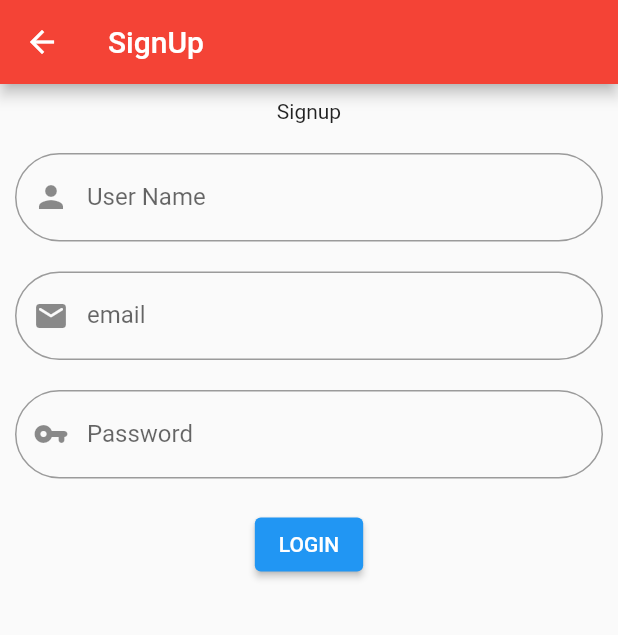
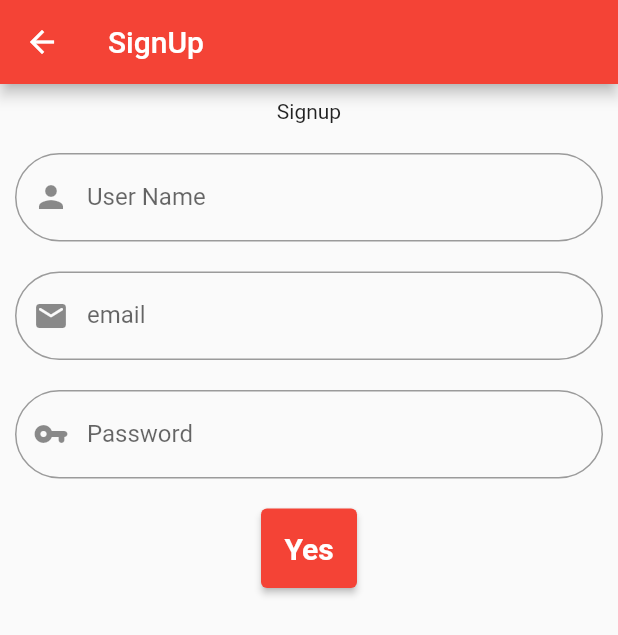
Before and after one commit to GeekMind00/Randomly, a Flutter app: the screen it shows after launch, after a tap on "Sign Up", on a phone screen of 412 x 824 dp. Shown: the top 635 px of the screen. Run offline on Flutter 3.47's test engine with Material 2 defaults, Android fonts, the phone set to English and light mode, and no system bars.

Commit message:
btn class

```diff
--- a/razan/lib/components/button.dart
+++ b/razan/lib/components/button.dart
@@ -1,20 +1,31 @@
+
+
+
 import 'package:flutter/material.dart';
+import 'package:flutter/widgets.dart';
 
 class Button extends StatelessWidget {
-  /* const Button({
-    Key key,
-    this.text,
-    //this.press,
-  }) : super(key: key);
+
   final String text;
-  final Function press; */
+  final Function press;
+  const Button(this.text , this.press);
+
   @override
   Widget build(BuildContext context) {
-    return Container(
-      child: ElevatedButton(
-        onPressed: (){},
-        child: Text("LOGIN"),
-      ),
-    );
+
+    return ElevatedButton(
+      onPressed: (){},
+      child: Text(text),
+      style: ElevatedButton.styleFrom(
+        primary: Colors.red,
+        padding: EdgeInsetsDirectional.all(15),
+        textStyle: TextStyle(
+          fontSize: 20,
+          fontWeight: FontWeight.bold
+        )
+      )
+
+      );
   }
+
 }
--- a/razan/lib/components/inputtext.dart
+++ b/razan/lib/components/inputtext.dart
@@ -0,0 +1,27 @@
+import 'package:flutter/material.dart';
+
+
+TextFormField buildEmailField() {
+  return TextFormField(
+    keyboardType: TextInputType.emailAddress,
+    decoration: InputDecoration(
+        labelText: "email",
+        prefixIcon: Padding(
+          padding: EdgeInsets.all(10),
+          child: Icon(Icons.email_rounded),
+        ),
+        border: OutlineInputBorder(borderRadius: BorderRadius.circular(50))),
+  );
+}
+
+
+TextFormField buildPasswordField() {
+  return TextFormField(
+    obscureText: true,
+    decoration: InputDecoration(
+        labelText: "Password",
+        prefixIcon: Padding(
+            padding: EdgeInsets.all(10), child: Icon(Icons.vpn_key_rounded)),
+        border: OutlineInputBorder(borderRadius: BorderRadius.circular(50))),
+  );
+}
--- a/razan/lib/screens/home.dart
+++ b/razan/lib/screens/home.dart
@@ -1,6 +1,7 @@
 import 'package:flutter/material.dart';
 import 'package:test/screens/sign_up.dart';
 import '../components/button.dart';
+import '../components/inputtext.dart';
 
 class Home extends StatefulWidget {
   State<StatefulWidget> createState() {
@@ -36,7 +37,7 @@ class _HomeState extends State<Home> {
               SizedBox(
                 height: 20,
               ),
-              Button(),
+              Button('Log In', (){}),
               Row(
 
                 mainAxisAlignment: MainAxisAlignment.center,
@@ -62,27 +63,3 @@ class _HomeState extends State<Home> {
     );
   }
 }
-
-TextFormField buildEmailField() {
-  return TextFormField(
-    keyboardType: TextInputType.emailAddress,
-    decoration: InputDecoration(
-        labelText: "email",
-        prefixIcon: Padding(
-          padding: EdgeInsets.all(10),
-          child: Icon(Icons.email_rounded),
-        ),
-        border: OutlineInputBorder(borderRadius: BorderRadius.circular(50))),
-  );
-}
-
-TextFormField buildPasswordField() {
-  return TextFormField(
-    obscureText: true,
-    decoration: InputDecoration(
-        labelText: "Password",
-        prefixIcon: Padding(
-            padding: EdgeInsets.all(10), child: Icon(Icons.vpn_key_rounded)),
-        border: OutlineInputBorder(borderRadius: BorderRadius.circular(50))),
-  );
-}
--- a/razan/lib/screens/sign_up.dart
+++ b/razan/lib/screens/sign_up.dart
@@ -1,7 +1,7 @@
 import 'package:flutter/material.dart';
+import '../components/button.dart';
 import 'package:flutter/widgets.dart';
-import 'home.dart';
-import '../components/button.dart';
+import '../components/inputtext.dart';
 
 class Signup extends StatelessWidget {
   static String id='signupScreen';
@@ -25,7 +25,7 @@ class Signup extends StatelessWidget {
             SizedBox(height: 20,),
             buildPasswordField(), // function to create Password Field
             SizedBox(height: 20,),
-            Button(), // class of buttons
+            Button('Yes', (){}), // class of buttons
 
 
         ],
```
